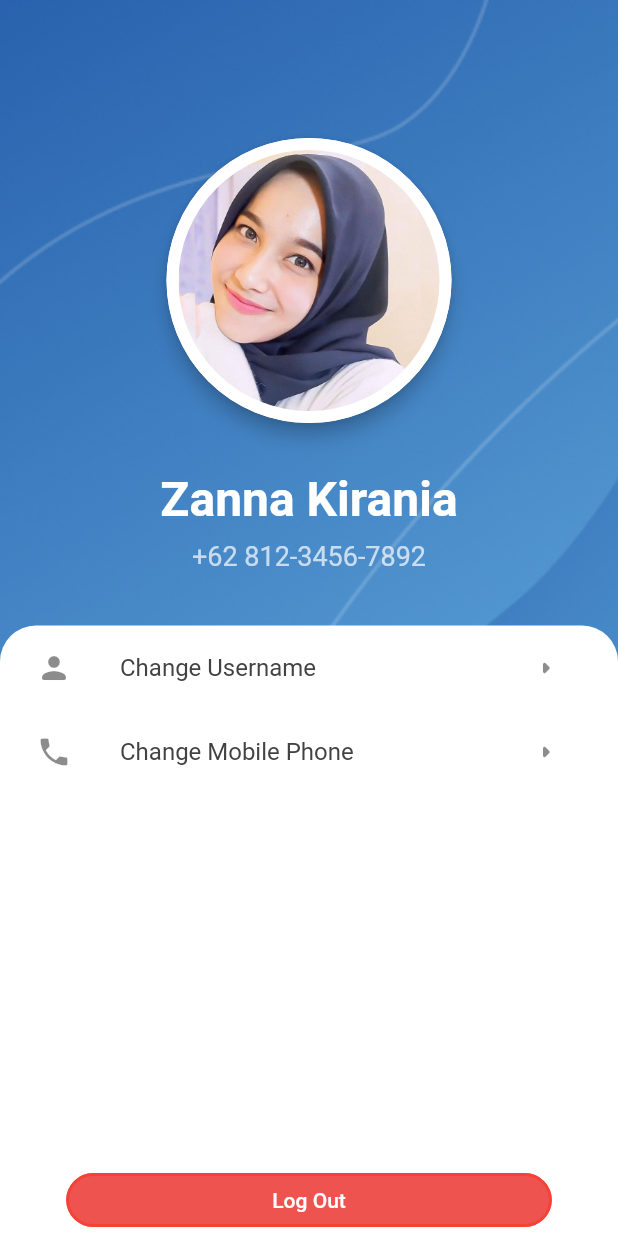
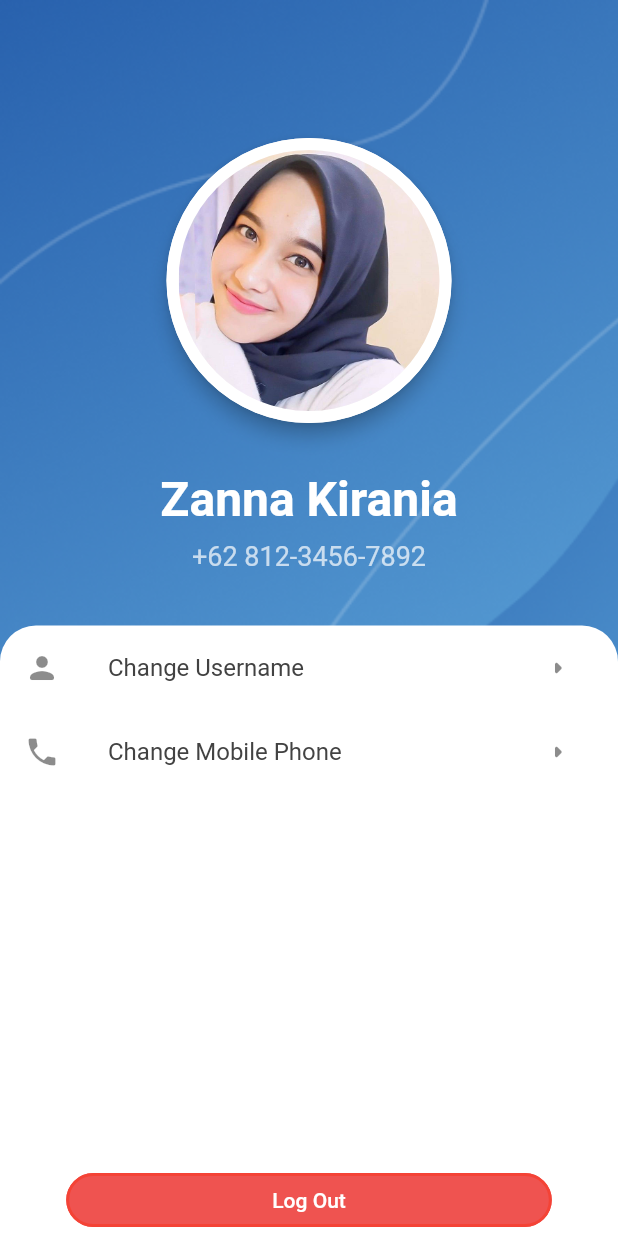
Before and after one commit to fatanabil/rena_cafe, a Flutter app: the ProfilePage screen opened directly, on a phone screen of 412 x 824 dp. Run offline on Flutter 3.47's test engine with Material 2 defaults, Android fonts, the phone set to English and light mode, and no system bars; missing offline and left inert: dart:ffi.

Commit message:
remove padding in list menu profile

```diff
--- a/lib/profile_page.dart
+++ b/lib/profile_page.dart
@@ -78,7 +78,7 @@ class _ProfilePageState extends State<ProfilePage> {
               ),
               Expanded(
                 child: Container(
-                  padding: EdgeInsets.symmetric(horizontal: 8),
+                  padding: EdgeInsets.symmetric(horizontal: 0),
                   width: double.infinity,
                   decoration: BoxDecoration(
                     color: Colors.white,
```
